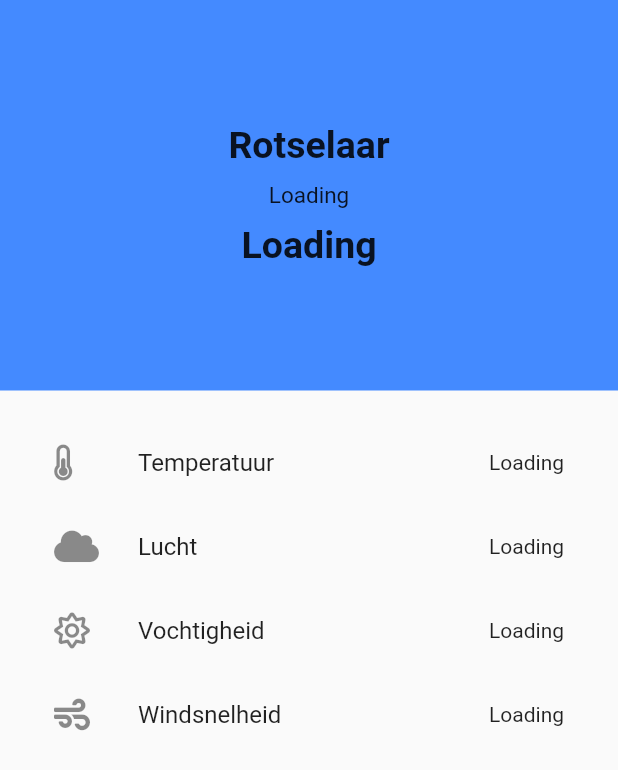
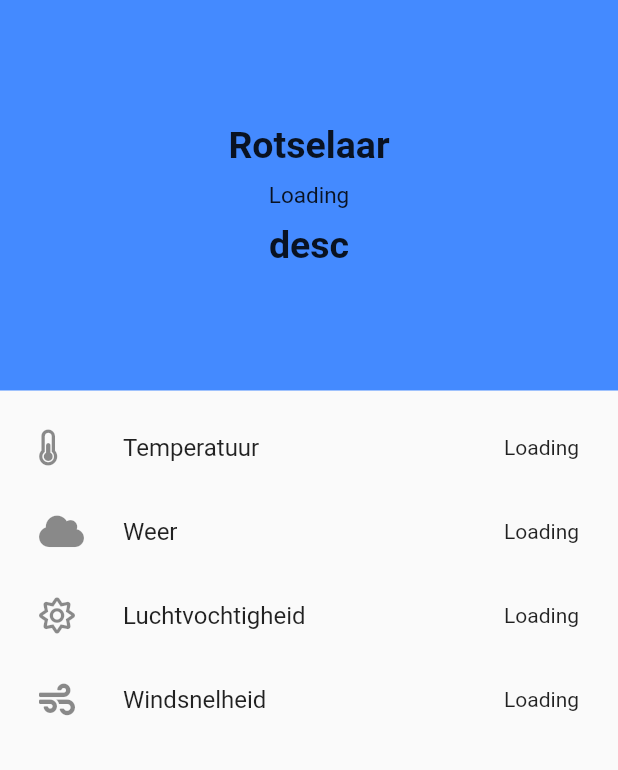
Before and after one commit to ferre0160/weather_application, a Flutter app: the screen it shows after launch, on a phone screen of 412 x 824 dp. Shown: the top 770 px of the screen. Run offline on Flutter 3.47's test engine with Material 2 defaults, Android fonts, the phone set to English and light mode, and no system bars; our stand-ins replace font_awesome_flutter; network calls fail.

Commit message:
Issue solving

```diff
--- a/lib/main.dart
+++ b/lib/main.dart
@@ -16,6 +16,20 @@ class Home extends StatefulWidget {
 }
 
 class _HomeState extends State<Home> {
+  void checkMethodSimple(int value) {
+    String desc = "";
+
+    if (temp <= 1) {
+      desc == "Vriest";
+    } else if (temp > 1 && temp <= 10) {
+      desc == 'Koud';
+    } else if (temp > 10 && temp <= 20) {
+      desc == 'Mooi';
+    } else {
+      desc == 'warm';
+    }
+  }
+
   var temp;
   var description;
   var currently;
@@ -24,7 +38,7 @@ class _HomeState extends State<Home> {
 
   Future getWeather() async {
     http.Response response = await http.get(Uri.parse(
-        "https://api.openweathermap.org/data/2.5/weather?q=Rotselaar&appid=c82feb043dc81db0a10bae349af30da1"));
+        "https://api.openweathermap.org/data/2.5/weather?q=Rotselaar&units=metric&lang=nl&appid=c82feb043dc81db0a10bae349af30da1"));
     var results = jsonDecode(response.body);
     setState(() {
       // structuur zoals SQL/PHP
@@ -75,7 +89,7 @@ class _HomeState extends State<Home> {
                   Padding(
                     padding: EdgeInsets.only(top: 10),
                     child: Text(
-                      currently != null ? currently.toString() : "Loading",
+                      "desc",
                       style:
                           TextStyle(fontSize: 25, fontWeight: FontWeight.bold),
                     ),
@@ -86,7 +100,7 @@ class _HomeState extends State<Home> {
           ),
           Expanded(
               child: Padding(
-            padding: EdgeInsets.all(20),
+            padding: EdgeInsets.all(10),
             child: ListView(
               children: [
                 ListTile(
@@ -97,21 +111,22 @@ class _HomeState extends State<Home> {
                 ),
                 ListTile(
                   leading: FaIcon(FontAwesomeIcons.cloud),
-                  title: Text("Lucht"),
+                  title: Text("Weer"),
                   trailing: Text(
                       description != null ? description.toString() : "Loading"),
                 ),
                 ListTile(
                   leading: FaIcon(FontAwesomeIcons.sun),
-                  title: Text("Vochtigheid"),
+                  title: Text("Luchtvochtigheid"),
                   trailing: Text(
                       humidity != null ? humidity.toString() + "%" : "Loading"),
                 ),
                 ListTile(
                   leading: FaIcon(FontAwesomeIcons.wind),
                   title: Text("Windsnelheid"),
-                  trailing: Text(
-                      windspeed != null ? windspeed.toString() : "Loading"),
+                  trailing: Text(windspeed != null
+                      ? windspeed.toString() + " m/s"
+                      : "Loading"),
                 ),
               ],
             ),
```
